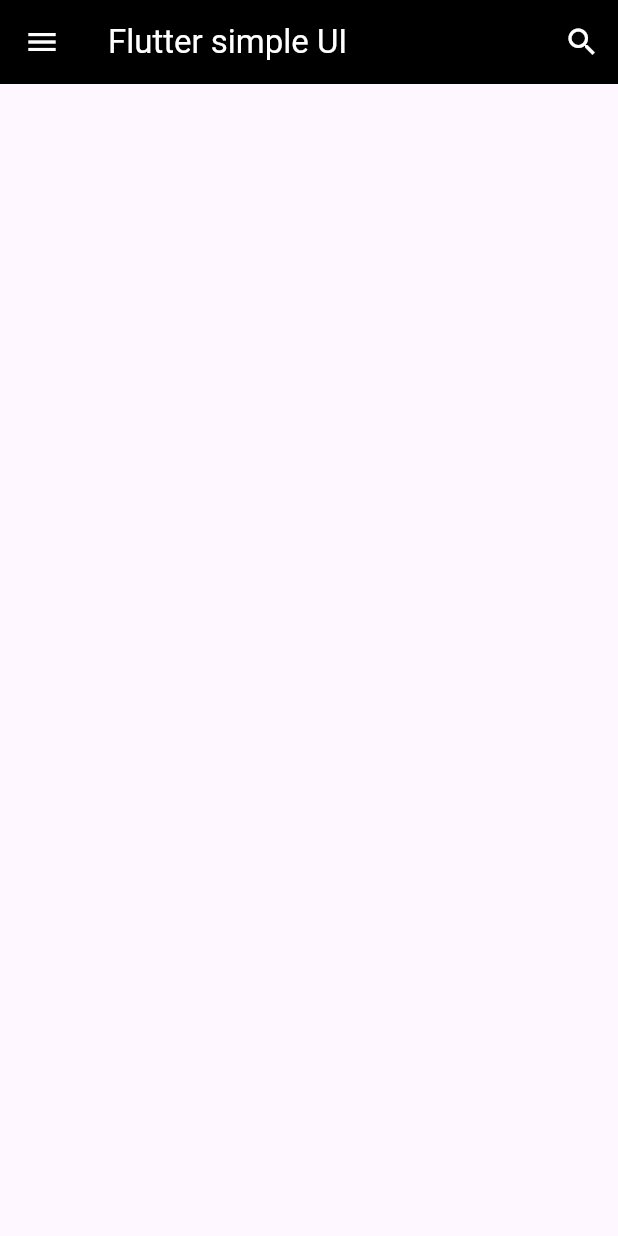
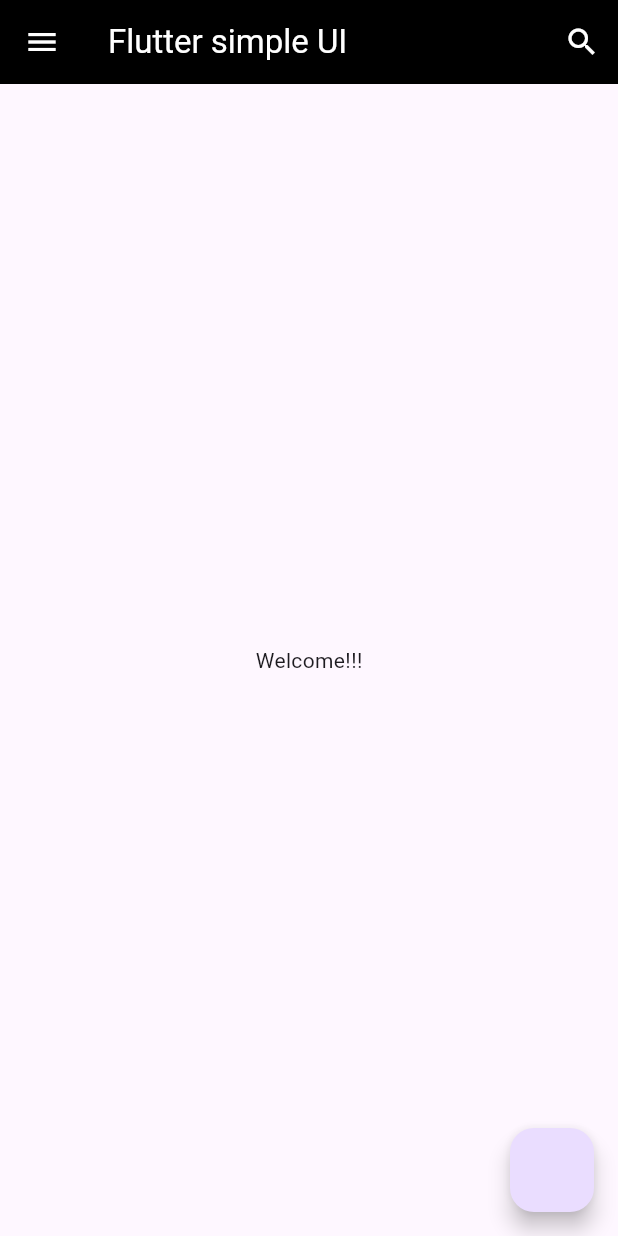
Before and after one commit to ichbinnichts/simple-flutter-spring-app, a Flutter app: the screen it shows after launch, on a phone screen of 412 x 824 dp. Run offline on Flutter 3.47's test engine with Material 3 defaults, Android fonts, the phone set to English and light mode, and no system bars.

Commit message:
feat: add center text in body and floatingAction button

```diff
--- a/FlutterClientApp/clientapp/lib/home/home.dart
+++ b/FlutterClientApp/clientapp/lib/home/home.dart
@@ -31,6 +31,14 @@ class _HomeState extends State<Home> {
           )
         ],
       ),
+      body: Center(
+        child: Text(
+          'Welcome!!!',
+        ),
+      ),
+      floatingActionButton: FloatingActionButton(
+        onPressed: () {},
+      ),
     );
   }
 }
```
